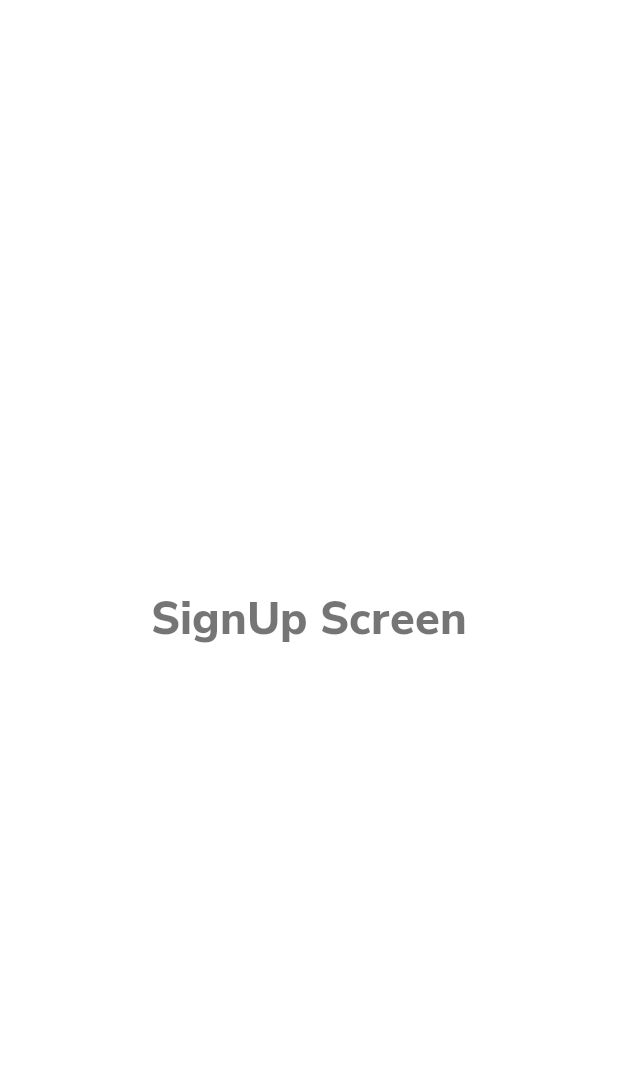
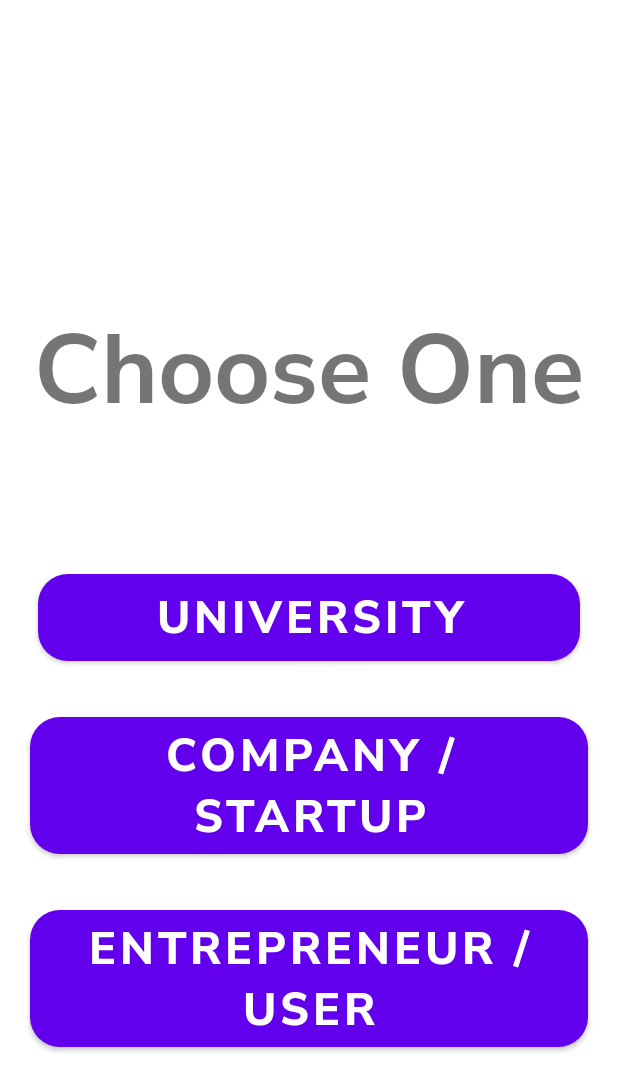
Before and after one commit to techjd/BuzzTalk, an Android app: the SignUpFragment screen opened through its navigation route, on a phone screen of 412 x 824 dp. Shown: the top 1091 px of the screen. Run offline under Robolectric (Android 15) with nearby library versions, the phone set to English and light mode, and no system bars; 1 statement that could not run was skipped.

Commit message:
Added Options during SignUp

```diff
--- a/app/src/main/res/layout/fragment_sign_up.xml
+++ b/app/src/main/res/layout/fragment_sign_up.xml
@@ -3,14 +3,58 @@
     xmlns:tools="http://schemas.android.com/tools"
     android:layout_width="match_parent"
     android:layout_height="match_parent"
+    xmlns:app="http://schemas.android.com/apk/res-auto"
     tools:context=".ui.fragments.auth.SignUpFragment">
 
     <TextView
-        android:layout_width="wrap_content"
+        android:id="@+id/title"
+        android:text="Choose One"
+        android:gravity="center_horizontal"
+        android:textSize="65sp"
+        android:layout_marginTop="200dp"
+        android:fontFamily="@font/nunitosans_bold"
+        android:layout_width="match_parent"
+        android:layout_height="wrap_content"/>
+
+    <com.google.android.material.button.MaterialButton
+        android:id="@+id/university"
+        android:layout_width="match_parent"
+        android:layout_height="70dp"
+        app:cornerRadius="20dp"
+        android:layout_centerInParent="true"
+        android:layout_marginRight="25dp"
+        android:layout_marginLeft="25dp"
+        android:layout_marginBottom="25dp"
+        android:fontFamily="@font/nunitosans_extrabold"
+        android:textSize="30sp"
+        android:text="University" />
+
+    <com.google.android.material.button.MaterialButton
+        android:id="@+id/company"
+        android:layout_width="match_parent"
         android:layout_height="wrap_content"
-        android:textSize="30dp"
+        android:layout_below="@id/university"
+        android:layout_centerInParent="true"
+        android:layout_marginLeft="20dp"
+        android:layout_marginRight="20dp"
         android:fontFamily="@font/nunitosans_extrabold"
+        android:text="COMPANY / STARTUP"
+        android:textSize="30sp"
+        app:cornerRadius="20dp" />
+
+    <com.google.android.material.button.MaterialButton
         android:layout_centerInParent="true"
-        android:text="SignUp Screen" />
+        android:id="@+id/user"
+        android:layout_below="@id/company"
+        android:layout_width="match_parent"
+        android:layout_height="wrap_content"
+        app:cornerRadius="20dp"
+        android:layout_marginTop="25dp"
+        android:layout_marginLeft="20dp"
+        android:layout_marginRight="20dp"
+        android:textSize="30sp"
+        android:fontFamily="@font/nunitosans_extrabold"
+        android:text="ENTREPRENEUR / USER" />
+
 
 </RelativeLayout>
```
